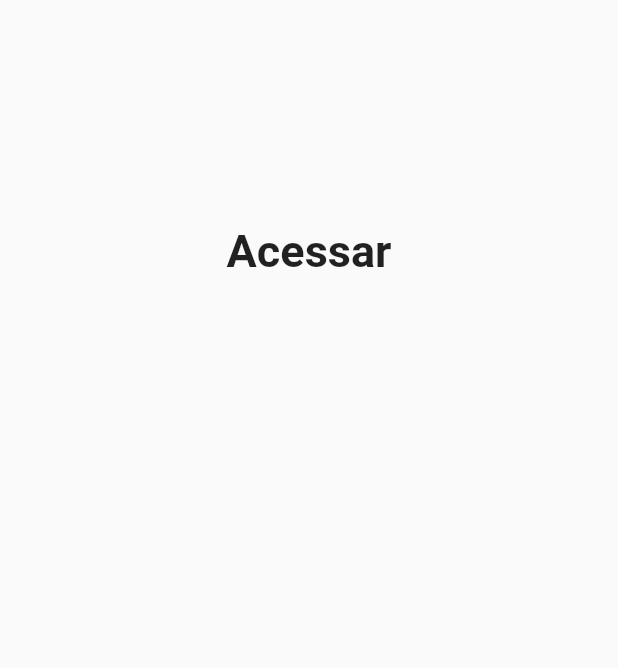
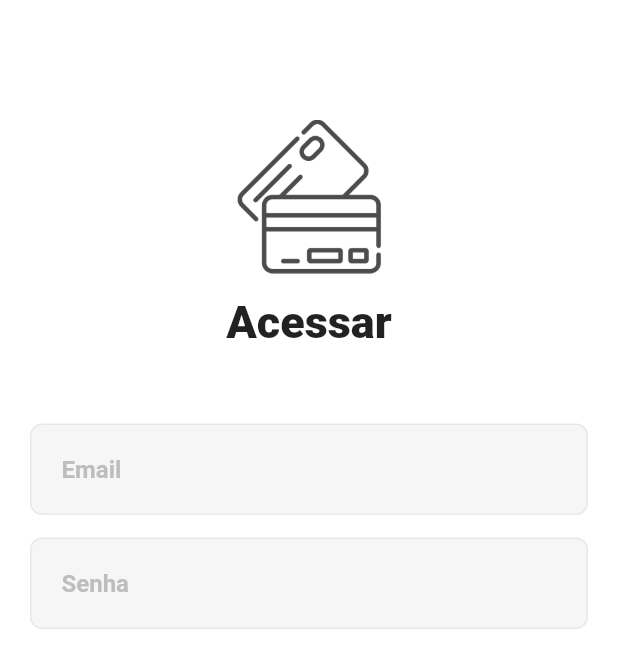
Before and after one commit to JonhMatheus/app-finance, a Flutter app: the screen it shows after launch, on a phone screen of 412 x 824 dp. Shown: the top 668 px of the screen. Run offline on Flutter 3.47's test engine with Material 2 defaults, Android fonts, the phone set to English and light mode, and no system bars; Roboto replaces fonts that are missing (Metropolis); project files that could hold a hidden picture were left out.

Commit message:
header e input

```diff
--- a/lib/app_widget.dart
+++ b/lib/app_widget.dart
@@ -11,6 +11,7 @@ class MyApp extends StatelessWidget {
         title: 'Flutter Demo',
         supportedLocales: const [Locale('pt', 'BR')],
         theme: ThemeData(
+          fontFamily: 'Montserrat',
           primarySwatch: Colors.blue,
         ),
         home: const AutenticacaoPage());
--- a/lib/modules/autenticacao/autenticao_page.dart
+++ b/lib/modules/autenticacao/autenticao_page.dart
@@ -6,24 +6,75 @@ class AutenticacaoPage extends StatelessWidget {
   @override
   Widget build(BuildContext context) {
     return Scaffold(
+      backgroundColor: Colors.white,
       body: Padding(
-        padding: const EdgeInsets.fromLTRB(15, 150, 15, 15),
+        padding: const EdgeInsets.fromLTRB(20, 80, 20, 15),
         child: Column(
-          children: const [
-            Align(
+          children: [
+            _buildHeader(),
+            _buildInput(context, 'Email'),
+            const SizedBox(height: 15),
+            _buildInput(context, 'Senha'),
+          ],
+        ),
+      ),
+    );
+  }
+
+  Widget _buildHeader() {
+    return Padding(
+      padding: const EdgeInsets.only(bottom: 50),
+      child: Column(
+        children: [
+          Image.asset(
+            'assets/icons/logo.png',
+            scale: 5,
+            color: Colors.black.withOpacity(0.7),
+          ),
+          const SizedBox(
+            height: 15,
+          ),
+          const Align(
             alignment: Alignment.center,
             child: Text(
               'Acessar',
               textAlign: TextAlign.center,
               style: TextStyle(
+                fontFamily: 'Metropolis',
                 fontSize: 30,
-                  fontWeight: FontWeight.bold,
+                fontWeight: FontWeight.w900,
               ),
             ),
-            )
+          ),
         ],
+      ),
+    );
+  }
+
+  Widget _buildInput(BuildContext context, String titulo) {
+    return Container(
+      width: MediaQuery.of(context).size.width,
+      padding: const EdgeInsets.all(20),
+      decoration: BoxDecoration(
+        color: const Color(0XffF6F6F6),
+        borderRadius: BorderRadius.circular(8),
+        border: Border.all(color: const Color(0xffE8E8E8)),
+      ),
+      child: Text(
+        titulo,
+        style: const TextStyle(
+          fontFamily: 'Metropolis',
+          color: Color(0xffBDBDBD),
+          fontSize: 16,
+          fontWeight: FontWeight.w600,
         ),
       ),
     );
   }
+
+  // Widget _buildAcessar(){
+  //   return Container(
+  //     width: MediaQuery.of(context).size.,
+  //   );
+  // }
 }
--- a/pubspec.yaml
+++ b/pubspec.yaml
@@ -12,7 +12,7 @@ dependencies:
   flutter:
     sdk: flutter
   cupertino_icons: ^1.0.2
-  google_fonts: ^1.1.0
+  one_context: ^2.1.0
 
 dev_dependencies:
   flutter_test:
@@ -22,6 +22,10 @@ dev_dependencies:
 
 flutter:
   uses-material-design: true
+
+  assets:
+  - assets/icons/logo.png
+
 
 
   fonts:
```
Also changed, not shown: assets/icons/logo.png (added), pubspec.lock, 1 other file. Lines whose indentation alone changed are shown as unchanged.
